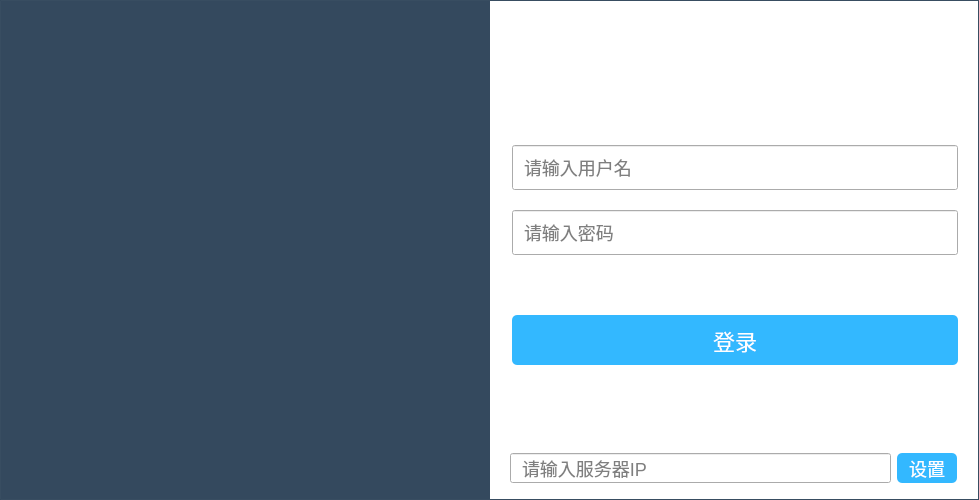
The window that client/src/login/loginwidget.ui (zhuzongdong123/ProcessingSoftware) describes before a commit, drawn with Qt 5.
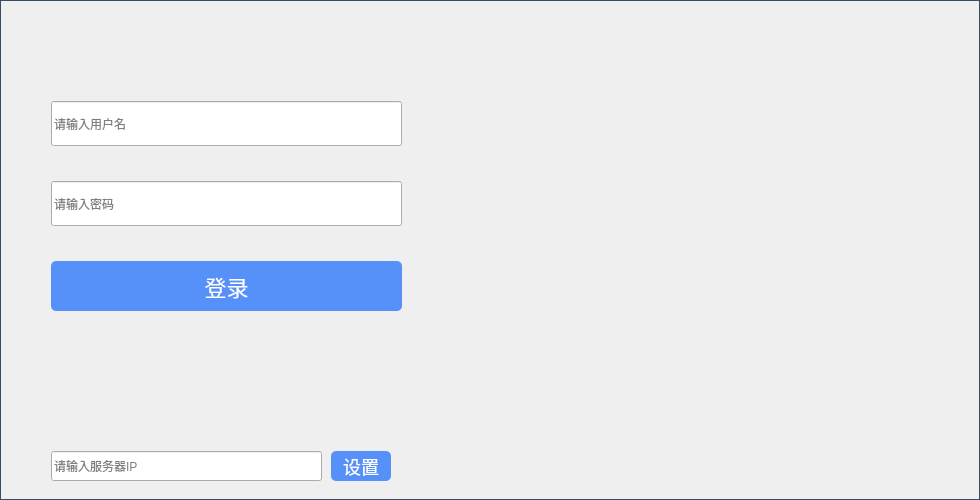
The same window after the commit. Icons and pictures are not drawn.

```diff
--- a/client/src/login/loginwidget.ui
+++ b/client/src/login/loginwidget.ui
@@ -6,10 +6,22 @@
    <rect>
     <x>0</x>
     <y>0</y>
-    <width>979</width>
+    <width>980</width>
     <height>500</height>
    </rect>
   </property>
+  <property name="minimumSize">
+   <size>
+    <width>980</width>
+    <height>500</height>
+   </size>
+  </property>
+  <property name="maximumSize">
+   <size>
+    <width>980</width>
+    <height>500</height>
+   </size>
+  </property>
   <property name="windowTitle">
    <string>系统登录</string>
   </property>
@@ -53,12 +65,15 @@
       </property>
       <item>
        <widget class="QWidget" name="leftWidget" native="true">
-        <property name="styleSheet">
-         <string notr="true">background-color: rgb(52, 73, 94);</string>
-        </property>
-        <layout class="QVBoxLayout" name="verticalLayout_3">
-         <item alignment="Qt::AlignHCenter|Qt::AlignBottom">
           <widget class="QLabel" name="logoLabel">
+         <property name="geometry">
+          <rect>
+           <x>232</x>
+           <y>166</y>
+           <width>25</width>
+           <height>55</height>
+          </rect>
+         </property>
            <property name="styleSheet">
             <string notr="true">color: white; font-size: 48px; font-weight: bold;</string>
            </property>
@@ -69,9 +84,15 @@
             <set>Qt::AlignCenter</set>
            </property>
           </widget>
-         </item>
-         <item alignment="Qt::AlignHCenter|Qt::AlignTop">
           <widget class="QLabel" name="sloganLabel">
+         <property name="geometry">
+          <rect>
+           <x>240</x>
+           <y>278</y>
+           <width>16</width>
+           <height>21</height>
+          </rect>
+         </property>
            <property name="styleSheet">
             <string notr="true">color: white; font-size: 18px;</string>
            </property>
@@ -82,114 +103,15 @@
             <set>Qt::AlignCenter</set>
            </property>
           </widget>
-         </item>
-        </layout>
-       </widget>
-      </item>
-      <item>
-       <widget class="QWidget" name="rightWidget" native="true">
-        <property name="styleSheet">
-         <string notr="true">QLineEdit{padding-left:9px}
-
-QWidget{font-size:18px}
-
-#rightWidget{background-color: rgb(255, 255, 255);}
-</string>
-        </property>
-        <layout class="QVBoxLayout" name="verticalLayout_2" stretch="0,1,3,1,0">
-         <property name="topMargin">
-          <number>6</number>
-         </property>
-         <property name="rightMargin">
-          <number>9</number>
-         </property>
-         <property name="bottomMargin">
-          <number>16</number>
-         </property>
-         <item>
-          <widget class="QWidget" name="widget_2" native="true">
-           <layout class="QHBoxLayout" name="horizontalLayout_3">
-            <property name="leftMargin">
-             <number>0</number>
-            </property>
-            <property name="topMargin">
-             <number>0</number>
-            </property>
-            <property name="rightMargin">
-             <number>0</number>
-            </property>
-            <property name="bottomMargin">
-             <number>0</number>
-            </property>
-            <item>
-             <spacer name="horizontalSpacer_2">
-              <property name="orientation">
-               <enum>Qt::Horizontal</enum>
-              </property>
-              <property name="sizeHint" stdset="0">
-               <size>
-                <width>311</width>
-                <height>20</height>
-               </size>
-              </property>
-             </spacer>
-            </item>
-            <item>
-             <widget class="QPushButton" name="closeBtn">
-              <property name="minimumSize">
-               <size>
-                <width>50</width>
-                <height>50</height>
-               </size>
-              </property>
-              <property name="maximumSize">
-               <size>
-                <width>50</width>
-                <height>50</height>
-               </size>
-              </property>
-              <property name="styleSheet">
-               <string notr="true">border:none</string>
-              </property>
-              <property name="text">
-               <string/>
-              </property>
-              <property name="icon">
-               <iconset resource="../../myicon.qrc">
-                <normaloff>:/resources/image/icon-close-select.png</normaloff>:/resources/image/icon-close-select.png</iconset>
-              </property>
-              <property name="iconSize">
-               <size>
-                <width>25</width>
-                <height>25</height>
-               </size>
-              </property>
-             </widget>
-            </item>
-           </layout>
-          </widget>
-         </item>
-         <item>
-          <spacer name="verticalSpacer_2">
-           <property name="orientation">
-            <enum>Qt::Vertical</enum>
-           </property>
-           <property name="sizeHint" stdset="0">
-            <size>
-             <width>20</width>
-             <height>40</height>
-            </size>
-           </property>
-          </spacer>
-         </item>
-         <item>
-          <widget class="QWidget" name="formWidget" native="true">
-           <layout class="QVBoxLayout" name="verticalLayout">
-            <property name="spacing">
-             <number>20</number>
-            </property>
-            <item>
              <widget class="QLineEdit" name="usernameEdit">
+         <property name="geometry">
+          <rect>
+           <x>50</x>
+           <y>100</y>
+           <width>351</width>
+           <height>45</height>
+          </rect>
+         </property>
               <property name="minimumSize">
                <size>
                 <width>0</width>
@@ -206,9 +128,15 @@
                <string>请输入用户名</string>
               </property>
              </widget>
-            </item>
-            <item>
              <widget class="QLineEdit" name="passwordEdit">
+         <property name="geometry">
+          <rect>
+           <x>50</x>
+           <y>180</y>
+           <width>351</width>
+           <height>45</height>
+          </rect>
+         </property>
               <property name="minimumSize">
                <size>
                 <width>0</width>
@@ -228,33 +156,15 @@
                <string>请输入密码</string>
               </property>
              </widget>
-            </item>
-            <item>
-             <widget class="QLabel" name="errorTip">
-              <property name="minimumSize">
-               <size>
-                <width>0</width>
-                <height>20</height>
-               </size>
-              </property>
-              <property name="maximumSize">
-               <size>
-                <width>16777215</width>
-                <height>20</height>
-               </size>
-              </property>
-              <property name="styleSheet">
-               <string notr="true">font-size:14px;color:rgb(255,0,0)</string>
-              </property>
-              <property name="text">
-               <string/>
-              </property>
-             </widget>
-            </item>
-            <item>
-             <layout class="QHBoxLayout" name="horizontalLayout_4">
-              <item>
                <widget class="QPushButton" name="loginButton">
+         <property name="geometry">
+          <rect>
+           <x>50</x>
+           <y>260</y>
+           <width>351</width>
+           <height>50</height>
+          </rect>
+         </property>
                 <property name="minimumSize">
                  <size>
                   <width>0</width>
@@ -262,59 +172,21 @@
                  </size>
                 </property>
                 <property name="styleSheet">
-                 <string notr="true">background-color:#33B8FF; color: white;font-size:22px;border:none;border-radius: 5px</string>
+          <string notr="true">background-color:#5591F9; color: white;font-size:22px;border:none;border-radius: 5px</string>
                 </property>
                 <property name="text">
                  <string>登录</string>
                 </property>
                </widget>
-              </item>
-             </layout>
-            </item>
-           </layout>
-          </widget>
-         </item>
-         <item>
-          <spacer name="verticalSpacer">
-           <property name="orientation">
-            <enum>Qt::Vertical</enum>
-           </property>
-           <property name="sizeHint" stdset="0">
-            <size>
-             <width>20</width>
-             <height>40</height>
-            </size>
-           </property>
-          </spacer>
-         </item>
-         <item>
-          <layout class="QHBoxLayout" name="horizontalLayout_2" stretch="100,1">
-           <property name="leftMargin">
-            <number>9</number>
-           </property>
-           <property name="rightMargin">
-            <number>12</number>
-           </property>
-           <item>
-            <widget class="QWidget" name="widget_3" native="true">
-             <layout class="QHBoxLayout" name="horizontalLayout_5">
-              <property name="spacing">
-               <number>0</number>
-              </property>
-              <property name="leftMargin">
-               <number>0</number>
-              </property>
-              <property name="topMargin">
-               <number>0</number>
-              </property>
-              <property name="rightMargin">
-               <number>0</number>
-              </property>
-              <property name="bottomMargin">
-               <number>0</number>
-              </property>
-              <item>
                <widget class="QLineEdit" name="serverIp">
+         <property name="geometry">
+          <rect>
+           <x>50</x>
+           <y>450</y>
+           <width>271</width>
+           <height>30</height>
+          </rect>
+         </property>
                 <property name="minimumSize">
                  <size>
                   <width>0</width>
@@ -325,12 +197,15 @@
                  <string>请输入服务器IP</string>
                 </property>
                </widget>
-              </item>
-             </layout>
-            </widget>
-           </item>
-           <item>
             <widget class="QPushButton" name="settingsButton">
+         <property name="geometry">
+          <rect>
+           <x>330</x>
+           <y>450</y>
+           <width>60</width>
+           <height>30</height>
+          </rect>
+         </property>
              <property name="minimumSize">
               <size>
                <width>60</width>
@@ -338,16 +213,89 @@
               </size>
              </property>
              <property name="styleSheet">
-              <string notr="true">background-color:#33B8FF; color: white;font-size:18px;border:none;border-radius: 5px</string>
+          <string notr="true">background-color:#5591F9; color: white;font-size:18px;border:none;border-radius: 5px</string>
              </property>
              <property name="text">
               <string>设置</string>
              </property>
             </widget>
-           </item>
-          </layout>
-         </item>
-        </layout>
+        <widget class="QLabel" name="errorTip">
+         <property name="geometry">
+          <rect>
+           <x>50</x>
+           <y>233</y>
+           <width>351</width>
+           <height>20</height>
+          </rect>
+         </property>
+         <property name="minimumSize">
+          <size>
+           <width>0</width>
+           <height>20</height>
+          </size>
+         </property>
+         <property name="maximumSize">
+          <size>
+           <width>16777215</width>
+           <height>20</height>
+          </size>
+         </property>
+         <property name="styleSheet">
+          <string notr="true">font-size:14px;color:rgb(255,0,0)</string>
+         </property>
+         <property name="text">
+          <string/>
+         </property>
+        </widget>
+       </widget>
+      </item>
+      <item>
+       <widget class="QWidget" name="rightWidget" native="true">
+        <property name="styleSheet">
+         <string notr="true">QLineEdit{padding-left:9px}
+
+QWidget{font-size:18px}
+
+</string>
+        </property>
+        <widget class="QPushButton" name="closeBtn">
+         <property name="geometry">
+          <rect>
+           <x>430</x>
+           <y>0</y>
+           <width>50</width>
+           <height>50</height>
+          </rect>
+         </property>
+         <property name="minimumSize">
+          <size>
+           <width>50</width>
+           <height>50</height>
+          </size>
+         </property>
+         <property name="maximumSize">
+          <size>
+           <width>50</width>
+           <height>50</height>
+          </size>
+         </property>
+         <property name="styleSheet">
+          <string notr="true">border:none</string>
+         </property>
+         <property name="text">
+          <string/>
+         </property>
+         <property name="icon">
+          <iconset resource="../../myicon.qrc">
+           <normaloff>:/resources/image/icon-close-select.png</normaloff>:/resources/image/icon-close-select.png</iconset>
+         </property>
+         <property name="iconSize">
+          <size>
+           <width>25</width>
+           <height>25</height>
+          </size>
+         </property>
+        </widget>
        </widget>
       </item>
      </layout>
```
Left out of the diff: 6 changed lines with no effect on the pictures. Lines whose indentation alone changed are shown as unchanged.
